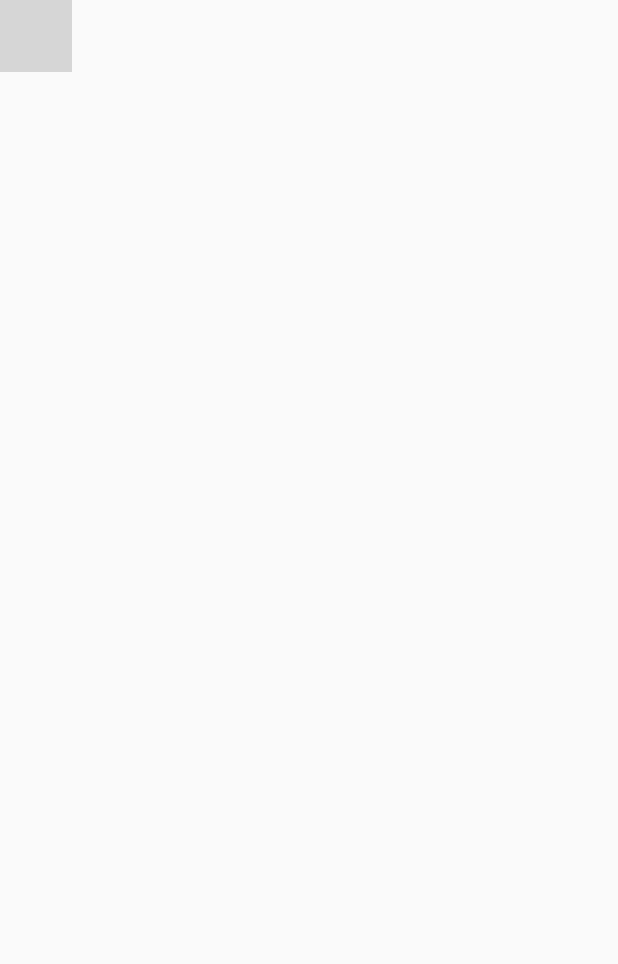
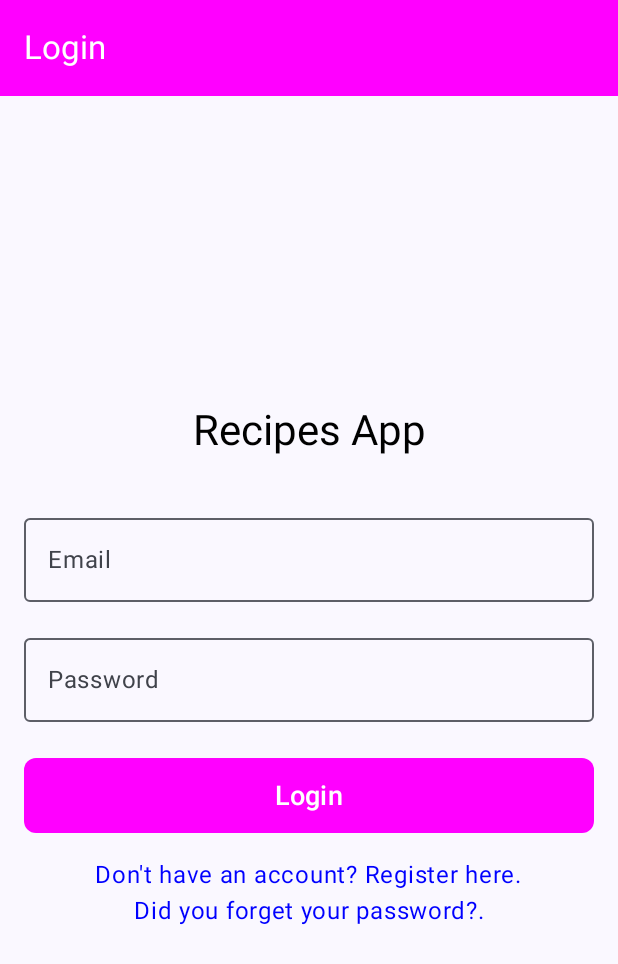
Before and after one commit to gustavoromerocl/RecipesApp, an Android app built with Jetpack Compose: the screen it shows after launch (MainActivity), on a phone screen of 412 x 824 dp. Shown: the top 964 px of the screen. Run offline under Robolectric (Android 15) with nearby library versions, the phone set to English and light mode, and no system bars; grey boxes are pictures that could not be loaded.

Commit message:
feat: create login view

```diff
--- a/app/src/main/java/com/example/recipesapp/views/LoginView.kt
+++ b/app/src/main/java/com/example/recipesapp/views/LoginView.kt
@@ -1,11 +1,7 @@
 package com.example.recipesapp.views
 
-import androidx.compose.foundation.layout.Arrangement
-import androidx.compose.foundation.layout.Column
-import androidx.compose.foundation.layout.fillMaxSize
-import androidx.compose.foundation.layout.fillMaxWidth
-import androidx.compose.foundation.layout.height
-import androidx.compose.foundation.layout.padding
+import androidx.compose.foundation.clickable
+import androidx.compose.foundation.layout.*
 import androidx.compose.foundation.shape.RoundedCornerShape
 import androidx.compose.foundation.text.KeyboardOptions
 import androidx.compose.material3.Button
@@ -23,14 +19,14 @@ import androidx.compose.ui.graphics.Color
 import androidx.compose.ui.text.input.ImeAction
 import androidx.compose.ui.text.input.KeyboardType
 import androidx.compose.ui.text.input.PasswordVisualTransformation
-import androidx.compose.ui.tooling.preview.Preview
 import androidx.compose.ui.unit.dp
 import androidx.compose.ui.unit.sp
+import androidx.navigation.NavController
+import com.example.recipesapp.data.UserRepository
 
 @OptIn(ExperimentalMaterial3Api::class)
-@Preview(showBackground = true)
 @Composable
-fun LoginView() {
+fun LoginView(navController: NavController) {
     Scaffold(
         topBar = {
             TopAppBar(
@@ -42,6 +38,10 @@ fun LoginView() {
             )
         },
         content = { paddingValues ->
+            var email by remember { mutableStateOf("") }
+            var password by remember { mutableStateOf("") }
+            var errorMessage by remember { mutableStateOf<String?>(null) }
+
             Column(
                 modifier = Modifier
                     .fillMaxSize()
@@ -58,9 +58,6 @@ fun LoginView() {
                     color = Color.Black,
                     modifier = Modifier.padding(bottom = 32.dp)
                 )
-
-                var email by remember { mutableStateOf("") }
-                var password by remember { mutableStateOf("") }
 
                 OutlinedTextField(
                     value = email,
@@ -91,8 +88,23 @@ fun LoginView() {
                     singleLine = true
                 )
 
+                errorMessage?.let { error ->
+                    Text(
+                        text = error,
+                        color = Color.Red,
+                        modifier = Modifier.padding(bottom = 16.dp)
+                    )
+                }
+
                 Button(
-                    onClick = { /* TODO: Lógica de autenticación */ },
+                    onClick = {
+                        val isValid = UserRepository.validateUser(email, password)
+                        if (isValid) {
+                            navController.navigate("home")
+                        } else {
+                            errorMessage = "Invalid email or password."
+                        }
+                    },
                     modifier = Modifier
                         .fillMaxWidth()
                         .height(50.dp),
@@ -104,6 +116,24 @@ fun LoginView() {
                 ) {
                     Text(text = "Login", fontSize = 18.sp)
                 }
+
+                Spacer(modifier = Modifier.height(16.dp))
+
+                Text(
+                    text = "Don't have an account? Register here.",
+                    color = Color.Blue,
+                    modifier = Modifier.clickable {
+                        navController.navigate("register")
+                    }
+                )
+
+                Text(
+                    text = "Did you forget your password?.",
+                    color = Color.Blue,
+                    modifier = Modifier.clickable {
+                        navController.navigate("passwordRecovery")
+                    }
+                )
             }
         }
     )
```
